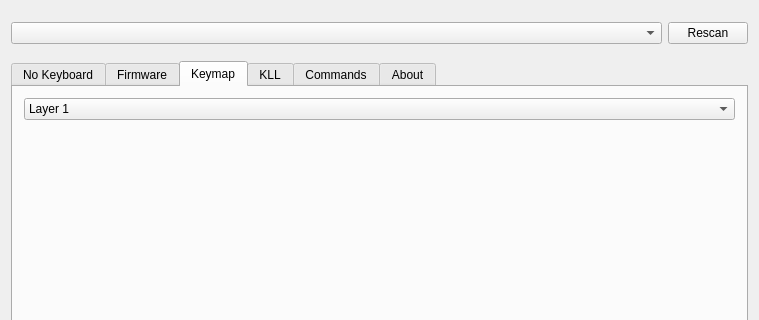
Old version of the form mainwindow.ui in the repository pok3r-custom/Pok3rConf; both pictures show x 0 to 759 and y 0 to 320 of the 759 by 531 pixel window.
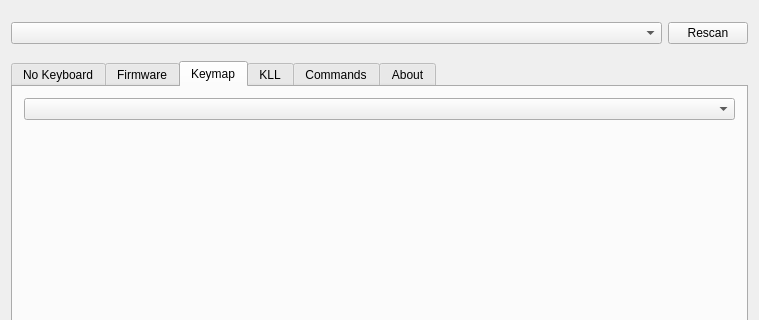
New version of the form. Custom widgets are drawn as their Qt base class.

Diff of the .ui file:
```diff
--- a/mainwindow.ui
+++ b/mainwindow.ui
@@ -206,18 +206,7 @@
        </attribute>
        <layout class="QVBoxLayout" name="verticalLayout_4">
         <item>
-         <widget class="QComboBox" name="comboBox">
-          <item>
-           <property name="text">
-            <string>Layer 1</string>
-           </property>
-          </item>
-          <item>
-           <property name="text">
-            <string>Layer N</string>
-           </property>
-          </item>
-         </widget>
+         <widget class="QComboBox" name="layerSelection"/>
         </item>
         <item>
          <widget class="QWidget" name="keymapTabLayout" native="true">
```
Left out of the diff: 2 changed lines with no effect on the pictures.
